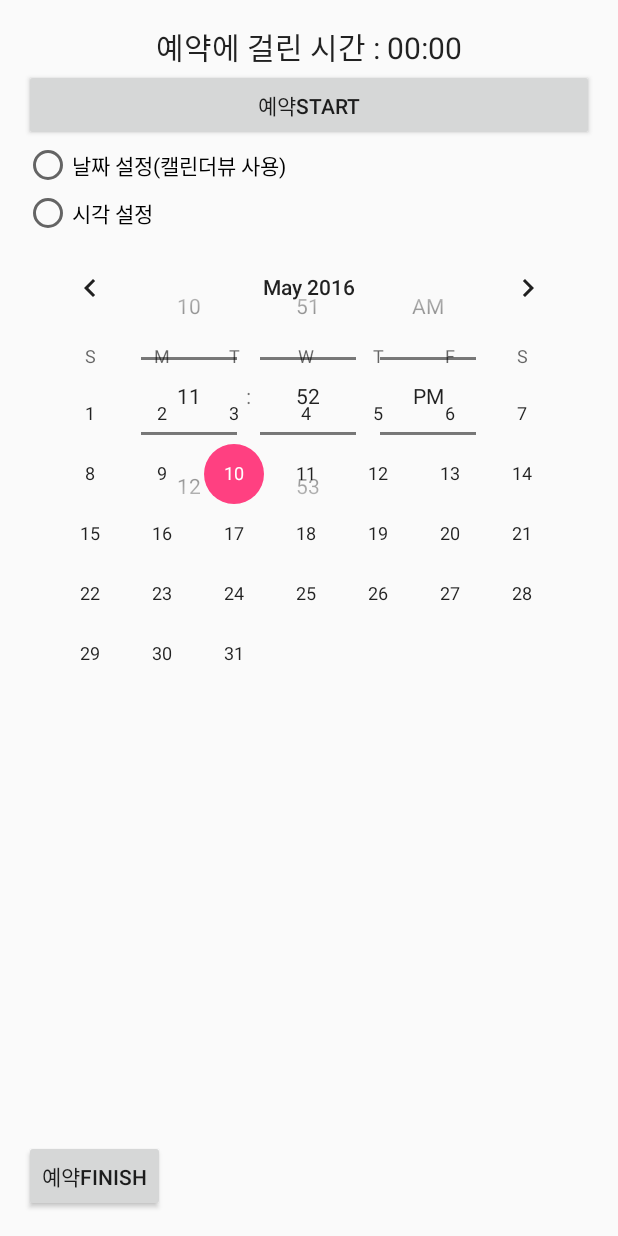
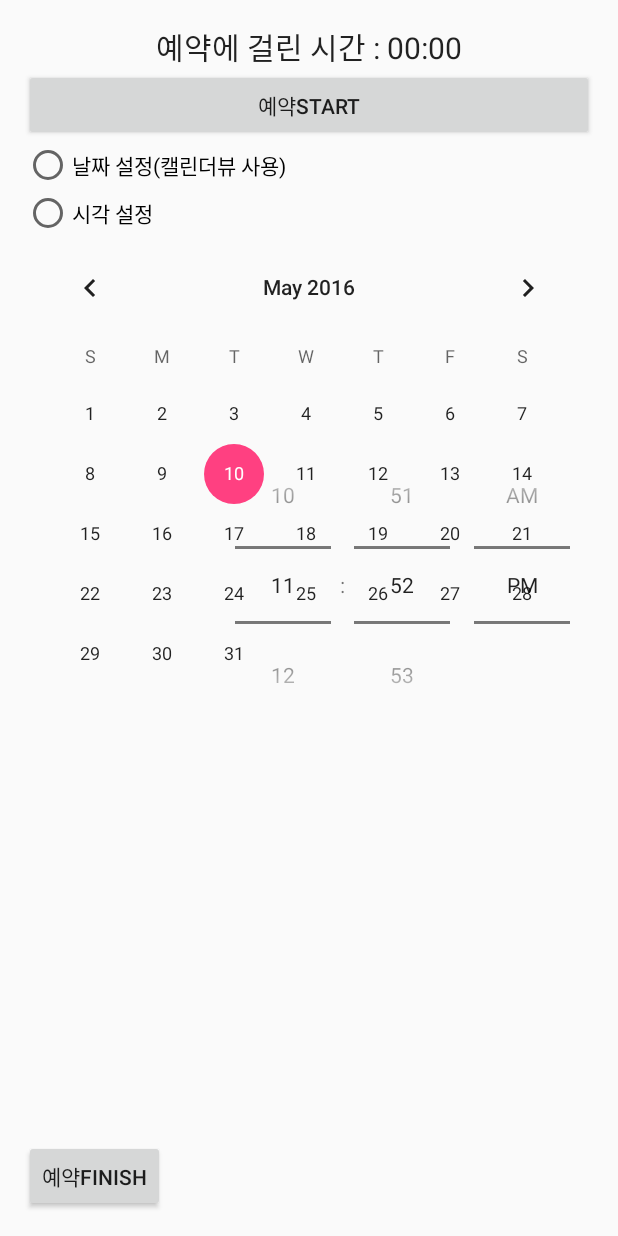
Before and after one commit to shimeunji/Reservation, an Android app: the layout activity_main.xml on its own in the app's theme, with its tools: preview values and no code run, on a phone screen of 412 x 824 dp. Run offline under Robolectric (Android 15) with nearby library versions, the phone set to English and light mode, and no system bars.

Commit message:
#3 Second Event Programming

```diff
--- a/app/src/main/res/layout/activity_main.xml
+++ b/app/src/main/res/layout/activity_main.xml
@@ -48,11 +48,13 @@
             <CalendarView
                 android:layout_width="match_parent"
                 android:layout_height="match_parent"/>
+
             <TimePicker
                 android:id="@+id/time_pick"
-                android:layout_width="match_parent"
+                android:layout_width="wrap_content"
                 android:layout_height="wrap_content"
-                android:timePickerMode="spinner"></TimePicker>
+                android:timePickerMode="spinner"
+                android:layout_gravity="right|bottom"></TimePicker>
         </FrameLayout>
     </LinearLayout>
     <LinearLayout
```
Also changed, not shown: app/src/main/java/kr/hs/emirim/kokopink1/reservation/MainActivity.java (+31 -0 lines).
